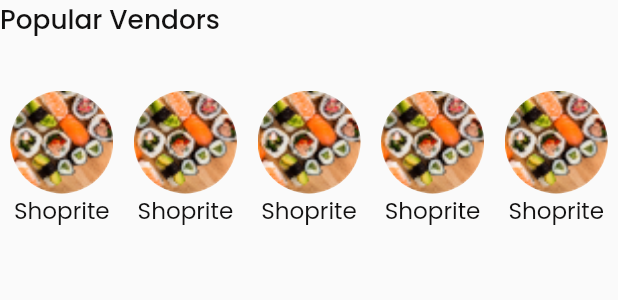
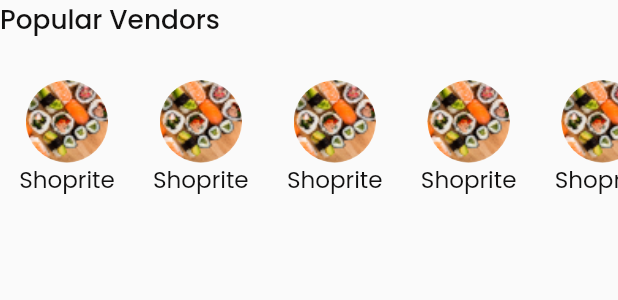
Before and after one commit to olamilekan-adeleke/jolobbi_app, a Flutter app: the PopularFoodVendorWidget widget shown alone on an empty page, opened directly, on a phone screen of 412 x 824 dp. Shown: the top 300 px of the screen. Run offline on Flutter 3.47's test engine with Material 2 defaults, Android fonts, the phone set to English and light mode, and no system bars; our stand-ins replace cached_network_image, cloud_firestore, equatable, firebase_auth, firebase_core, firebase_crashlytics and 7 more; missing offline and left inert: cloud_firestore_web, firebase_analytics_web, firebase_auth_web, firebase_core_web, firebase_messaging_web, flutter_secure_storage_web and 1 more; accounts and stored records are empty.

Commit message:
update PopularFoodVendorWidget

```diff
--- a/lib/features/food/views/widgets/food_item_list_view_widget.dart
+++ b/lib/features/food/views/widgets/food_item_list_view_widget.dart
@@ -1,11 +1,18 @@
 import 'package:flutter/material.dart';
-
 
 class FoodItemListViewWidget extends StatelessWidget {
   const FoodItemListViewWidget({Key? key}) : super(key: key);
 
   @override
   Widget build(BuildContext context) {
-    return Container();
+    return Column(
+      children: <Widget>[
+        Row(
+          children: <Widget>[
+
+          ],
+        )
+      ],
+    );
   }
 }
--- a/lib/features/food/views/widgets/popular_food_vender_widget.dart
+++ b/lib/features/food/views/widgets/popular_food_vender_widget.dart
@@ -20,19 +20,19 @@ class PopularFoodVendorWidget extends StatelessWidget {
         ),
         verticalSpace(20),
         SizedBox(
-          height: sp(100),
+          height: sp(80),
           width: double.infinity,
           child: ListView.builder(
             itemCount: 10,
             scrollDirection: Axis.horizontal,
             itemBuilder: (context, snapshot) {
-              return Padding(
-                padding: EdgeInsets.all(sp(5)),
+              return SizedBox(
+                width: sp(65),
                 child: Column(
                   children: [
                     SizedBox(
-                      height: sp(50),
-                      width: sp(50),
+                      height: sp(40),
+                      width: sp(40),
                       child: ClipRRect(
                         borderRadius: BorderRadius.circular(sp(100)),
                         child: const CustomImageWidget(
@@ -45,6 +45,8 @@ class PopularFoodVendorWidget extends StatelessWidget {
                       'Shoprite',
                       fontSize: sp(14),
                       fontWeight: FontWeight.w400,
+                      maxLines: 1,
+                      overflow: TextOverflow.ellipsis,
                     ),
                   ],
                 ),
```
